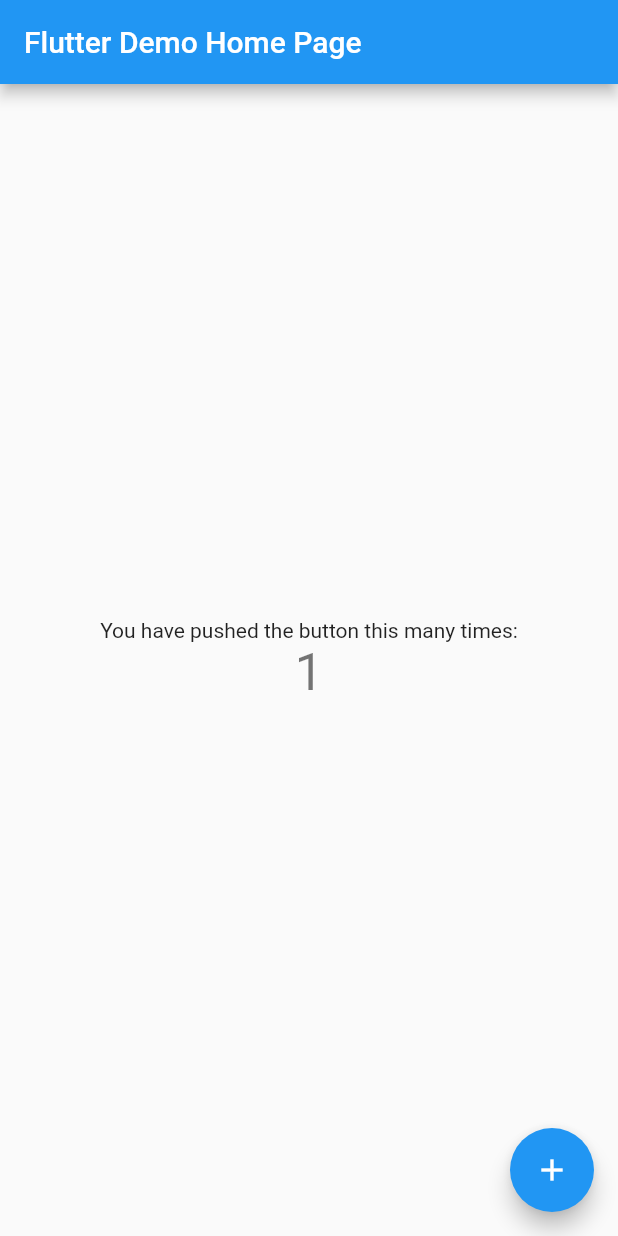
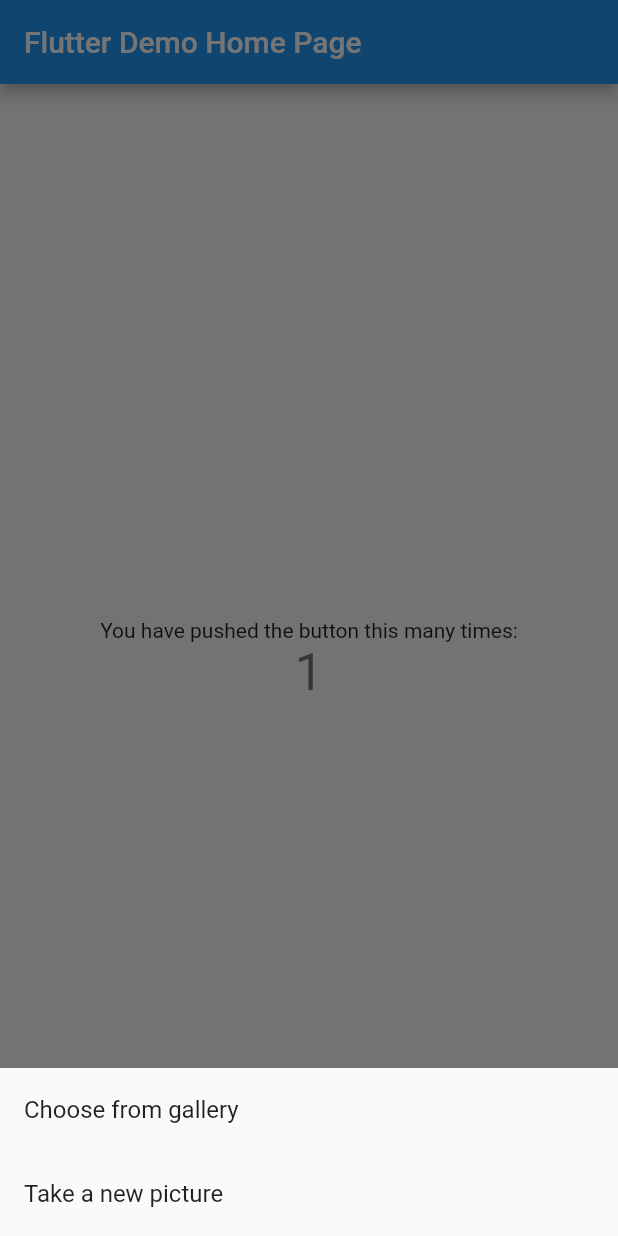
Before and after one commit to FrancaTM/learnfazz-tdd, a Flutter app: the screen it shows after launch, after a tap on the "add" icon, on a phone screen of 412 x 824 dp. Run offline on Flutter 3.47's test engine with Material 2 defaults, Android fonts, the phone set to English and light mode, and no system bars.

Commit message:
[RED] Make 'Bottom sheet should appear and show correct icon' widget test

```diff
--- a/lib/frontend/image_picker_bottom_sheet.dart
+++ b/lib/frontend/image_picker_bottom_sheet.dart
@@ -1,54 +1,27 @@
-//import 'dart:async';
-//
-//import 'package:flutter/material.dart';
-//
-//final kChooseFromGalleryText = 'Choose from gallery';
-//final kTakeNewPictureText = 'Take a new picture';
-//
-//void showImagePickerBottomSheet(BuildContext context) async {
-//  return showModalBottomSheet<void>(
-//    context: context,
-//    builder: (BuildContext context) {
-//      return Column(
-//        mainAxisSize: MainAxisSize.min,
-//        children: <Widget>[
-//          ListTile(
-//            title: Text(kChooseFromGalleryText),
-//            onTap: () {},
-//          ),
-//          ListTile(
-//            title: Text(kTakeNewPictureText),
-//            onTap: () {},
-//          ),
-//        ],
-//      );
-//    },
-//  );
-//}
-
-import 'dart:io';
-
 import 'package:flutter/material.dart';
 
-final kChooseFromGalleryText = "Choose from gallery";
-final kTakeANewPictureText = "Take a new picture";
+final kChooseFromGalleryText = 'Choose from gallery';
+final kTakeNewPictureText = 'Take a new picture';
 
 void showImagePickerBottomSheet(BuildContext context) async {
   return showModalBottomSheet<void>(
-      context: context,
-      builder: (BuildContext context) {
-        return new Column(
+    context: context,
+    builder: (BuildContext context) {
+      return SafeArea(
+        child: Column(
           mainAxisSize: MainAxisSize.min,
           children: <Widget>[
-            new ListTile(
-              title: new Text(kChooseFromGalleryText),
+            ListTile(
+              title: Text(kChooseFromGalleryText),
               onTap: () {},
             ),
-            new ListTile(
-              title: new Text(kTakeANewPictureText),
+            ListTile(
+              title: Text(kTakeNewPictureText),
               onTap: () {},
             ),
           ],
-        );
-      });
+        ),
+      );
+    },
+  );
 }
--- a/lib/main.dart
+++ b/lib/main.dart
@@ -1,4 +1,6 @@
 import 'package:flutter/material.dart';
+
+import 'frontend/image_picker_bottom_sheet.dart' as ImagePickerBottomSheet;
 
 void main() => runApp(MyApp());
 
@@ -55,6 +57,7 @@ class _MyHomePageState extends State<MyHomePage> {
       // called again, and so nothing would appear to happen.
       _counter++;
     });
+    ImagePickerBottomSheet.showImagePickerBottomSheet(context);
   }
 
   @override
```
Also changed, not shown: 1 other file.
